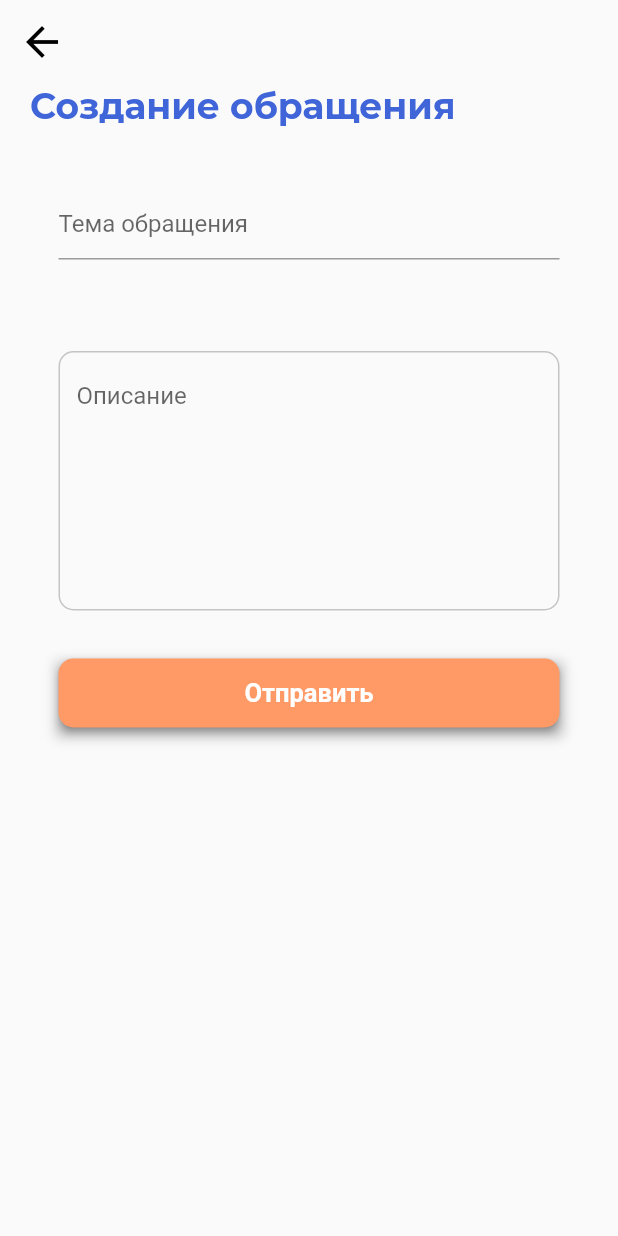
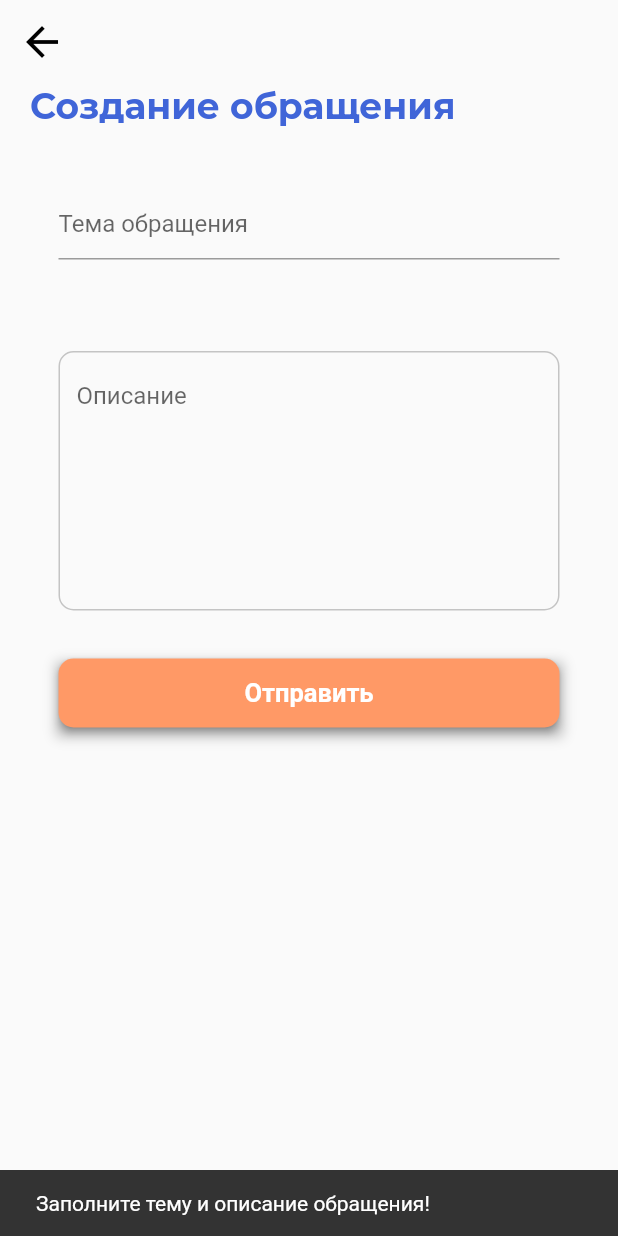
Before and after one commit to MihailLos/AchieveFlutter, a Flutter app: the NewReportScreen screen opened directly, after a tap on "Отправить", on a phone screen of 412 x 824 dp. Run offline on Flutter 3.47's test engine with Material 2 defaults, Android fonts, the phone set to English and light mode, and no system bars; our stand-ins replace convert, flutter_secure_storage, google_fonts, image_picker, logger and 1 more; missing offline and left inert: dart:ffi; accounts and stored records are empty; network calls fail; Roboto replaces fonts that are missing (Montseratt).

```diff
--- a/lib/screens/report/report_viewmodel.dart
+++ b/lib/screens/report/report_viewmodel.dart
@@ -65,14 +65,13 @@ class ReportViewModel extends BaseViewModel {
           "/student/newMessageError", headers, bodyData);
       print(response.statusCode);
       if (response.statusCode == 200 || response.statusCode == 201) {
-        print(response.body);
         Navigator.pop(context);
-        SnackBar(content: Text("Ваше обращение успешно отправлено."));
+        ScaffoldMessenger.of(context).showSnackBar(SnackBar(content: Text("Ваше обращение успешно отправлено.")));
       } else {
-        SnackBar(content: Text("Ошибка при отправке обращения!"));
+        ScaffoldMessenger.of(context).showSnackBar(SnackBar(content: Text("Ошибка при отправке обращения!")));
       }
     } else {
-      SnackBar(content: Text("Заполните тему и описание обращения!"));
+      ScaffoldMessenger.of(context).showSnackBar(SnackBar(content: Text("Заполните тему и описание обращения!")));
     }
   }
 
```
Also changed, not shown: lib/screens/login/login_viewmodel.dart (+5 -5 lines), lib/screens/profile/profile_screen.dart (+43 -1 lines).
